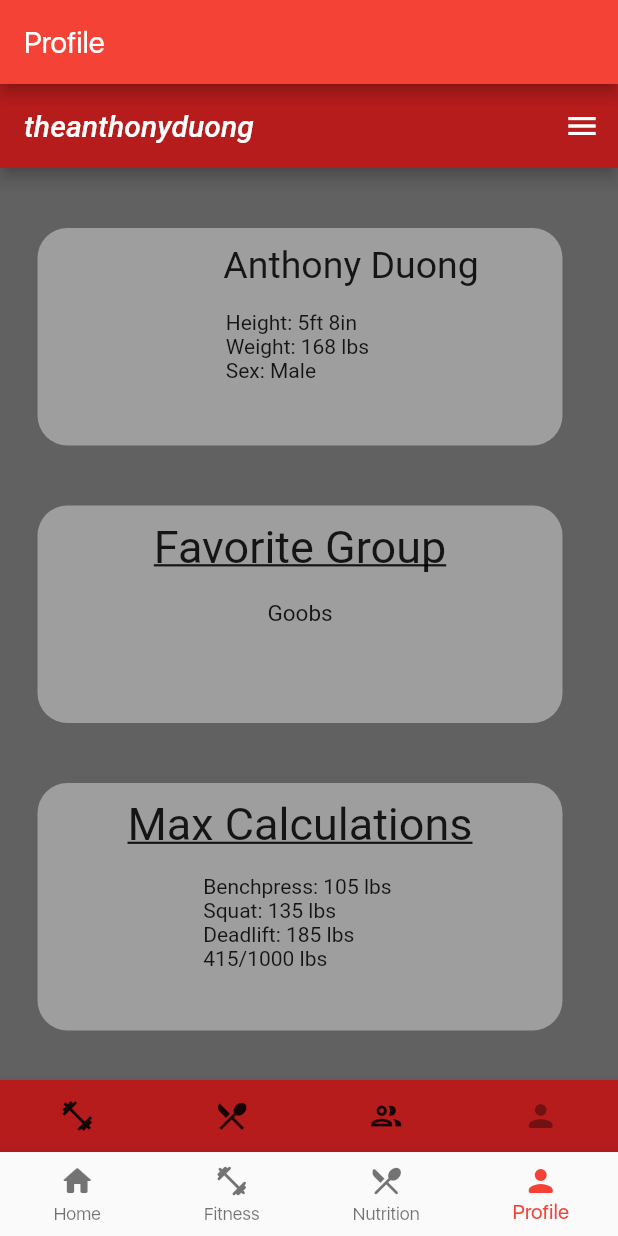
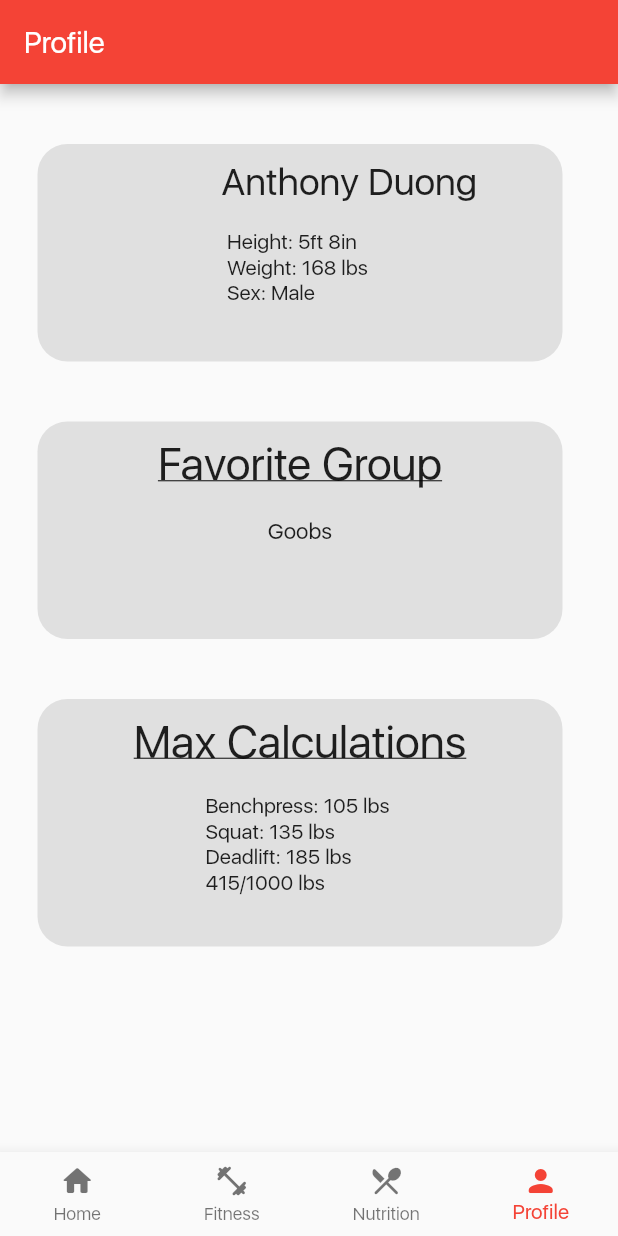
Before and after one commit to TrevorHuval/Mog, a Flutter app: the screen it shows after launch, item 4 of the bottom bar chosen, on a phone screen of 412 x 824 dp. Run offline on Flutter 3.47's test engine with Material 2 defaults, Android fonts, the phone set to English and light mode, and no system bars; our stand-ins replace convex_bottom_bar, firebase_core; accounts and stored records are empty; project files that could hold a hidden picture were left out.

Commit message:
Updated Profile

```diff
--- a/lib/profile.dart
+++ b/lib/profile.dart
@@ -7,26 +7,17 @@ import 'package:flutter/rendering.dart';
 class Profile extends StatelessWidget {
   @override
   Widget build(BuildContext context) {
-    return MaterialApp(
-      home: Scaffold(
-        backgroundColor: Colors.grey.shade700,
-        appBar: AppBar(
-          title: Text(
-            'theanthonyduong',
-            style: TextStyle(fontStyle: FontStyle.italic),
-          ),
-          backgroundColor: Colors.red.shade900,
-        ),
+    return Scaffold(
+      //backgroundColor: Colors.grey.shade700,
       body: Column(
         children: <Widget>[
           Container(
-              // child: Align(alignment: Alignment.centerLeft),
             width: 350,
             height: 145,
             padding: EdgeInsets.symmetric(horizontal: 30, vertical: 10),
             margin: EdgeInsets.fromLTRB(25, 40, 25, 10),
             decoration: BoxDecoration(
-                color: Colors.grey,
+              color: Colors.grey.shade300,
               borderRadius: BorderRadius.all(
                 Radius.circular(20),
               ),
@@ -45,7 +36,7 @@ class Profile extends StatelessWidget {
             padding: EdgeInsets.symmetric(horizontal: 30, vertical: 10),
             margin: EdgeInsets.fromLTRB(25, 30, 25, 10),
             decoration: BoxDecoration(
-                color: Colors.grey,
+              color: Colors.grey.shade300,
               borderRadius: BorderRadius.all(
                 Radius.circular(20),
               ),
@@ -65,7 +56,7 @@ class Profile extends StatelessWidget {
             padding: EdgeInsets.symmetric(horizontal: 30, vertical: 10),
             margin: EdgeInsets.fromLTRB(25, 30, 25, 10),
             decoration: BoxDecoration(
-                color: Colors.grey,
+              color: Colors.grey.shade300,
               borderRadius: BorderRadius.all(
                 Radius.circular(20),
               ),
@@ -84,10 +75,11 @@ class Profile extends StatelessWidget {
           ),
         ],
       ),
+
+      // Side menu for settings and misc
       endDrawer: Drawer(
         child: ListView(
           padding: EdgeInsets.zero,
-            // backgroundColor: Colors.grey,
           children: <Widget>[
             SizedBox(
               height: 127,
@@ -114,19 +106,6 @@ class Profile extends StatelessWidget {
           ],
         ),
       ),
-        bottomNavigationBar: BottomAppBar(
-          color: Colors.red.shade900,
-          child: Row(
-            mainAxisAlignment: MainAxisAlignment.spaceAround,
-            children: <Widget>[
-              IconButton(icon: Icon(Icons.fitness_center), onPressed: () {}),
-              IconButton(icon: Icon(Icons.local_dining), onPressed: () {}),
-              IconButton(icon: Icon(Icons.group_outlined), onPressed: () {}),
-              IconButton(icon: Icon(Icons.person_rounded), onPressed: null),
-            ],
-          ),
-        ),
-      ),
     );
   }
 }
```
Lines whose indentation alone changed are shown as unchanged.
